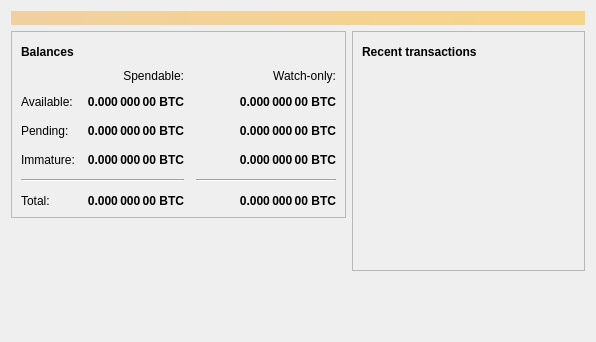
First picture: the form in src/qt/forms/overviewpage.ui, repository CT-40/Flopcoin, before the edit.
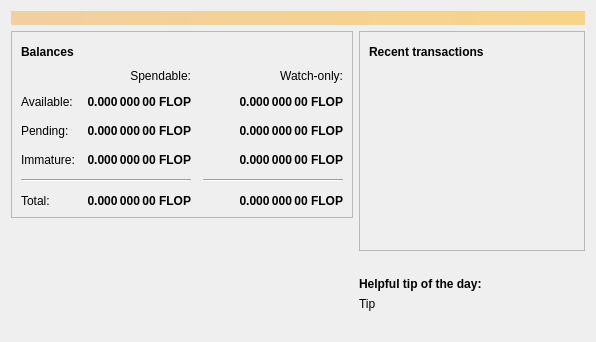
Second picture: the form after the edit. Icons and pictures are not drawn.

```diff
--- a/src/qt/forms/overviewpage.ui
+++ b/src/qt/forms/overviewpage.ui
@@ -129,7 +129,7 @@
                <string>Unconfirmed transactions to watch-only addresses</string>
               </property>
               <property name="text">
-               <string notr="true">0.000 000 00 BTC</string>
+               <string notr="true">0.000 000 00 FLOP</string>
               </property>
               <property name="alignment">
                <set>Qt::AlignRight|Qt::AlignTrailing|Qt::AlignVCenter</set>
@@ -154,7 +154,7 @@
                <string>Total of transactions that have yet to be confirmed, and do not yet count toward the spendable balance</string>
               </property>
               <property name="text">
-               <string notr="true">0.000 000 00 BTC</string>
+               <string notr="true">0.000 000 00 FLOP</string>
               </property>
               <property name="alignment">
                <set>Qt::AlignRight|Qt::AlignTrailing|Qt::AlignVCenter</set>
@@ -179,7 +179,7 @@
                <string>Mined balance in watch-only addresses that has not yet matured</string>
               </property>
               <property name="text">
-               <string notr="true">0.000 000 00 BTC</string>
+               <string notr="true">0.000 000 00 FLOP</string>
               </property>
               <property name="alignment">
                <set>Qt::AlignRight|Qt::AlignTrailing|Qt::AlignVCenter</set>
@@ -237,7 +237,7 @@
                <string>Mined balance that has not yet matured</string>
               </property>
               <property name="text">
-               <string notr="true">0.000 000 00 BTC</string>
+               <string notr="true">0.000 000 00 FLOP</string>
               </property>
               <property name="alignment">
                <set>Qt::AlignRight|Qt::AlignTrailing|Qt::AlignVCenter</set>
@@ -282,7 +282,7 @@
                <string>Your current total balance</string>
               </property>
               <property name="text">
-               <string notr="true">0.000 000 00 BTC</string>
+               <string notr="true">0.000 000 00 FLOP</string>
               </property>
               <property name="alignment">
                <set>Qt::AlignRight|Qt::AlignTrailing|Qt::AlignVCenter</set>
@@ -307,7 +307,7 @@
                <string>Current total balance in watch-only addresses</string>
               </property>
               <property name="text">
-               <string notr="true">0.000 000 00 BTC</string>
+               <string notr="true">0.000 000 00 FLOP</string>
               </property>
               <property name="alignment">
                <set>Qt::AlignRight|Qt::AlignTrailing|Qt::AlignVCenter</set>
@@ -349,7 +349,7 @@
                <string>Your current spendable balance</string>
               </property>
               <property name="text">
-               <string notr="true">0.000 000 00 BTC</string>
+               <string notr="true">0.000 000 00 FLOP</string>
               </property>
               <property name="alignment">
                <set>Qt::AlignRight|Qt::AlignTrailing|Qt::AlignVCenter</set>
@@ -374,7 +374,7 @@
                <string>Your current balance in watch-only addresses</string>
               </property>
               <property name="text">
-               <string notr="true">0.000 000 00 BTC</string>
+               <string notr="true">0.000 000 00 FLOP</string>
               </property>
               <property name="alignment">
                <set>Qt::AlignRight|Qt::AlignTrailing|Qt::AlignVCenter</set>
@@ -420,6 +420,8 @@
         </spacer>
        </item>
        <item>
+        <layout class="QGridLayout" name="logo_grid">
+          <item>
         <widget class="QLabel" name="label_wallet_bgcoin">
          <property name="text">
           <string/>
@@ -438,6 +440,26 @@
          </property>
         </widget>
        </item>
+          <item>
+            <widget class="QLabel" name="label_wallet_version_overlay">
+              <property name="text">
+               <string></string>
+              </property>
+              <property name="pixmap">
+              </property>
+              <property name="scaledContents">
+               <bool>false</bool>
+              </property>
+              <property name="alignment">
+               <set>Qt::AlignLeft|Qt::AlignBottom</set>
+              </property>
+              <property name="margin">
+               <number>2</number>
+              </property>
+            </widget>
+          </item>
+        </layout>
+       </item>
       </layout>
      </item>
      <item>
@@ -549,11 +571,54 @@
          </property>
         </spacer>
        </item>
+       <item>
+        <layout class="QVBoxLayout" name="verticalLayout_5">
+         <property name="topMargin">
+          <number>0</number>
+         </property>
+         <item>
+          <widget class="QLabel" name="label_tip_header">
+           <property name="font">
+            <font>
+             <weight>75</weight>
+             <bold>true</bold>
+            </font>
+           </property>
+           <property name="text">
+            <string>Helpful tip of the day:</string>
+           </property>
+          </widget>
+         </item>
+         <item>
+          <widget class="QLabel" name="label_tip">
+           <property name="text">
+            <string>Tip</string>
+           </property>
+          </widget>
+         </item>
+         <item>
+          <spacer name="verticalSpacer_3">
+           <property name="orientation">
+            <enum>Qt::Vertical</enum>
+           </property>
+           <property name="sizeType">
+            <enum>QSizePolicy::Maximum</enum>
+           </property>
+           <property name="sizeHint" stdset="0">
+            <size>
+             <width>20</width>
+             <height>40</height>
+            </size>
+           </property>
+          </spacer>
+         </item>
       </layout>
      </item>
     </layout>
    </item>
   </layout>
+   </item>
+  </layout>
  </widget>
  <resources/>
  <connections/>
```
Left out of the diff: 4 changed lines with no effect on the pictures. Lines whose indentation alone changed are shown as unchanged.
